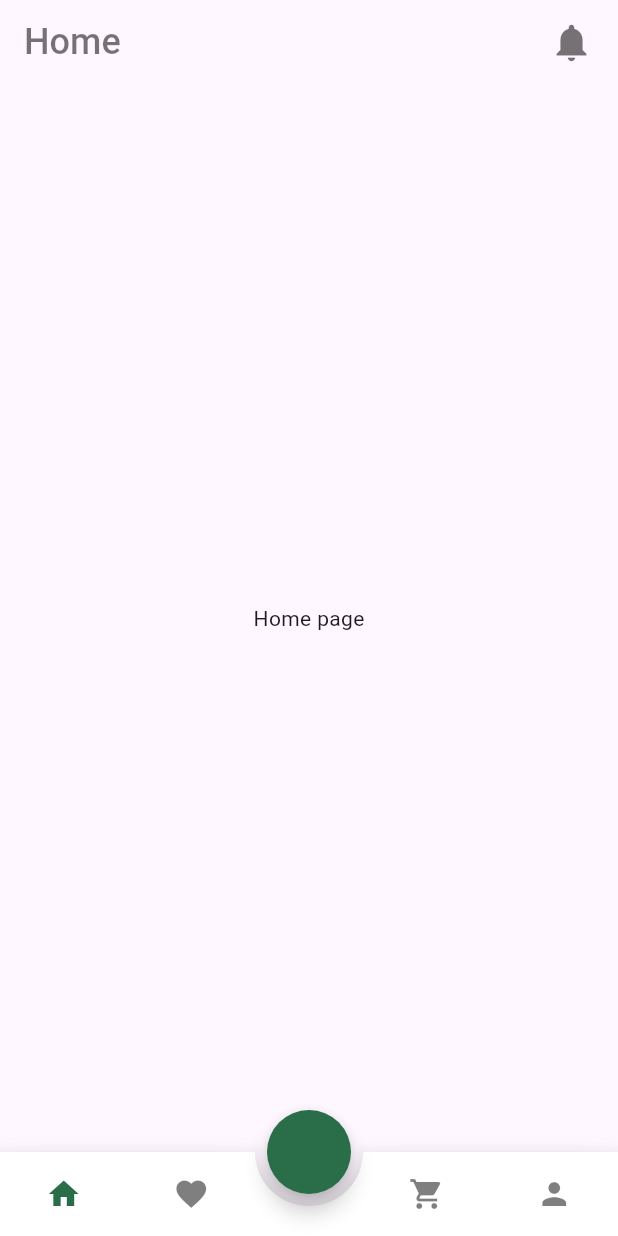
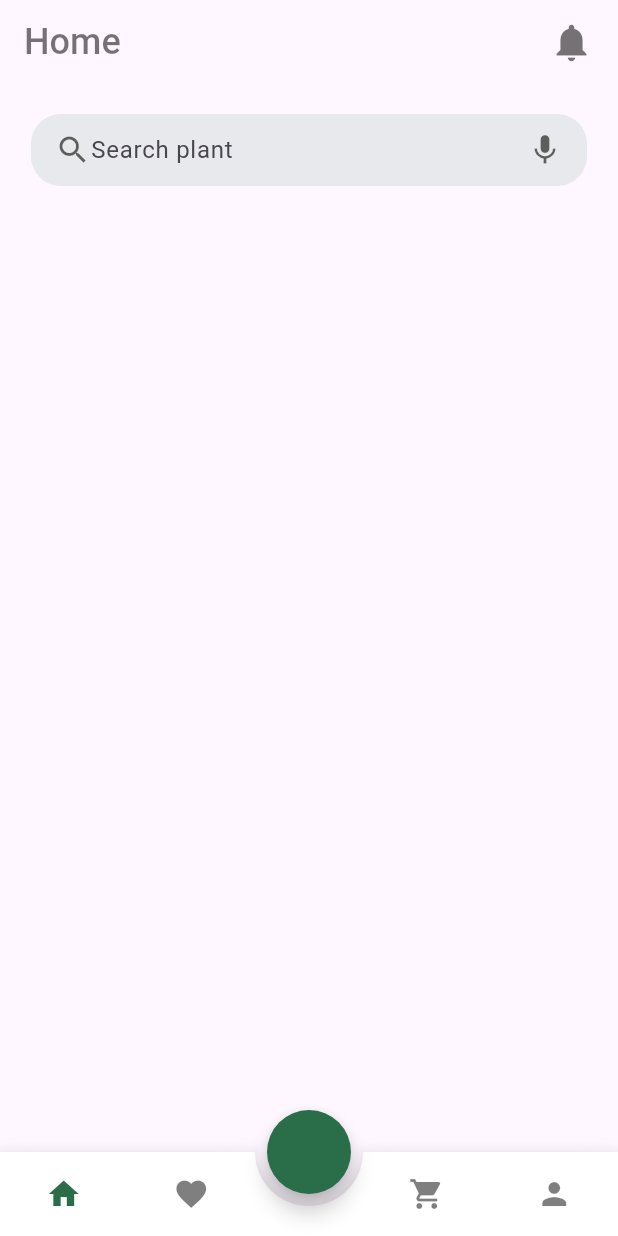
Before and after one commit to Hamle15/SoftwareEnergyApp, a Flutter app: the screen it shows after launch, on a phone screen of 412 x 824 dp. Run offline on Flutter 3.47's test engine with Material 3 defaults, Android fonts, the phone set to English and light mode, and no system bars; our stand-ins replace page_transition.

Commit message:
Search widget

```diff
--- a/lib/ui/pages/home_page.dart
+++ b/lib/ui/pages/home_page.dart
@@ -1,4 +1,5 @@
 import 'package:flutter/material.dart';
+import 'package:integrador/constants.dart';
 
 class HomePage extends StatefulWidget {
   const HomePage({super.key});
@@ -10,9 +11,70 @@ class HomePage extends StatefulWidget {
 class _HomePageState extends State<HomePage> {
   @override
   Widget build(BuildContext context) {
-    return const Scaffold(
-      body: Center(
-        child: Text("Home page"),
+
+    int selectedIndex = 0;
+    Size size = MediaQuery.of(context).size;
+
+    // Todo: Make the object for the model
+
+    // Plants category
+
+    List<String> _planTypes = [
+      'Recommended',
+      'Best',
+      'Worst',
+      'Garden',
+      'Supplement'
+    ];
+
+    bool toogleIsFavorated(bool isFavorited){
+      return !isFavorited;
+    }
+
+
+    return  Scaffold(
+      body: SingleChildScrollView(
+        child: Column(
+          crossAxisAlignment: CrossAxisAlignment.start, // Dependiendo si es un colum o un row va actuar de una manera un tanto diferente.
+          children: [
+            Container(
+              padding:const EdgeInsets.only(top: 20),
+              child: Row(
+                mainAxisAlignment: MainAxisAlignment.spaceAround,
+                children: [
+                  Container(
+                    padding: const EdgeInsets.symmetric(
+                      horizontal: 16.0,
+                    ),
+                    width: size.width * .9,
+                    decoration: BoxDecoration(
+                      color: Constants.primaryColor.withOpacity(.1),
+                      borderRadius: BorderRadius.circular(20),
+                    ),
+                    child: Row(
+                      crossAxisAlignment: CrossAxisAlignment.center,
+                      mainAxisAlignment: MainAxisAlignment.center,
+                      children: [
+                        Icon(Icons.search, color: Colors.black54.withOpacity(.6),),
+                        const Expanded(child: TextField(
+                          showCursor: false,
+                          decoration: InputDecoration(
+                            hintText: 'Search plant',
+
+                            border: InputBorder.none,
+                            focusedBorder: InputBorder.none,
+                          ),
+                        )),
+                        Icon(Icons.mic, color: Colors.black54.withOpacity(.6),),
+                      ],
+                    ),
+                  ),
+                ],
+              ),
+
+            )
+          ],
+        ),
       )
     );
   }
```
